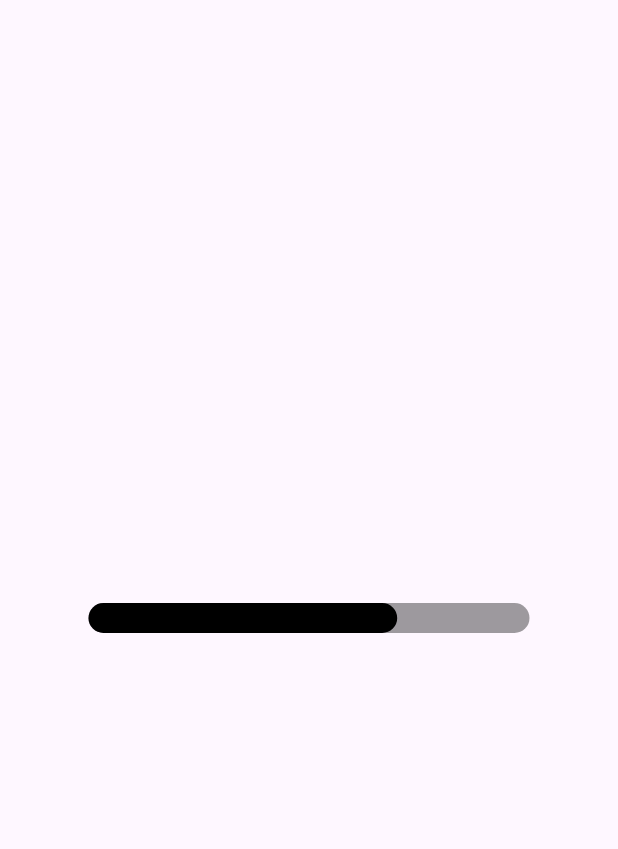
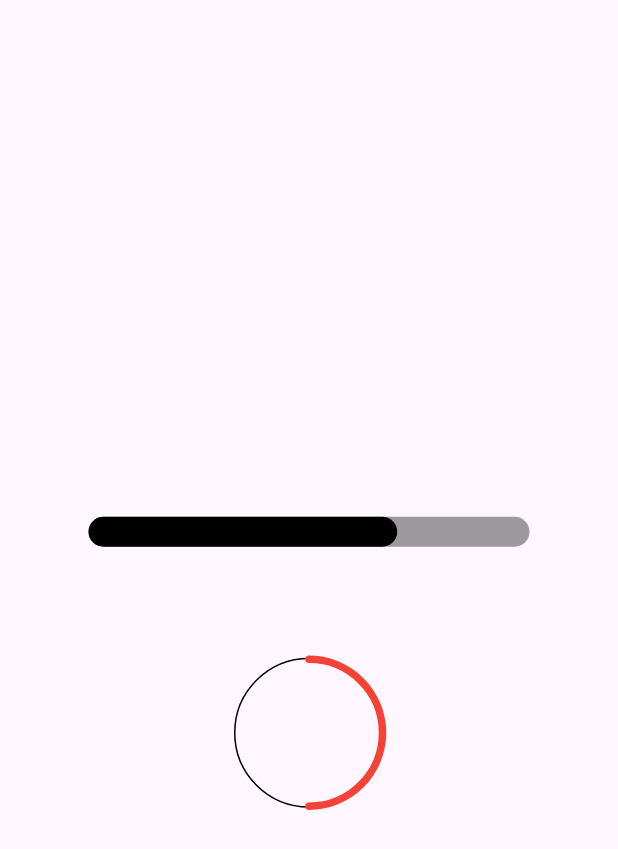
Before and after one commit to NicosNicolaou16/percentages_with_animation, a Flutter app: the screen it shows after launch, on a phone screen of 412 x 824 dp. Shown: the top 849 px of the screen. Run offline on Flutter 3.47's test engine with Material 3 defaults, Android fonts, the phone set to English and light mode, and no system bars.

Commit message:
circle percentage

```diff
--- a/example/lib/main.dart
+++ b/example/lib/main.dart
@@ -54,6 +54,16 @@ class _MyHomePageState extends State<MyHomePage> {
               ),
             ),
           ),
+          const SizedBox(
+            height: 15,
+          ),
+          const CircularPercentage(
+            currentPercentage: 50,
+            maxPercentage: 100,
+            height: 50,
+            heightPercentage: 50,
+            duration: 2000,
+          )
         ],
       ),
     );
--- a/lib/percentages_with_animation.dart
+++ b/lib/percentages_with_animation.dart
@@ -1,4 +1,5 @@
 library percentages_with_animation;
 
 export 'src/linear_percentage.dart';
+export 'src/circlular_percentage.dart';
 export 'src/enums/left_right_text.dart';
--- a/lib/src/circlular_percentage.dart
+++ b/lib/src/circlular_percentage.dart
@@ -0,0 +1,55 @@
+import 'package:flutter/material.dart';
+
+import 'package:percentages_with_animation/src/custom_widgets/border_painter.dart';
+
+class CircularPercentage extends StatefulWidget {
+  final double currentPercentage;
+  final double maxPercentage;
+  final double height;
+  final double heightPercentage;
+  final int? duration;
+
+  const CircularPercentage({
+    super.key,
+    required this.currentPercentage,
+    required this.maxPercentage,
+    required this.height,
+    required this.heightPercentage,
+    this.duration,
+  });
+
+  @override
+  State<CircularPercentage> createState() => _CircularPercentageState();
+}
+
+class _CircularPercentageState extends State<CircularPercentage> {
+  final int _delay = 1000;
+
+  @override
+  Widget build(BuildContext context) {
+    return TweenAnimationBuilder(
+      duration: Duration(milliseconds: widget.duration ?? _delay),
+      curve: Curves.easeIn,
+      tween: Tween<double>(
+        begin: 0,
+        end: widget.currentPercentage / widget.maxPercentage,
+      ),
+      builder: (context, value, _) {
+        return Container(
+          width: 100,
+          height: 100,
+          decoration: BoxDecoration(
+            shape: BoxShape.circle,
+            color: Colors.transparent,
+            border: Border.all(
+              width: 1,
+            ),
+          ),
+          child: CustomPaint(
+            painter: BorderPainter(currentState: value),
+          ),
+        );
+      },
+    );
+  }
+}
--- /dev/null
+++ b/lib/src/custom_widgets/border_painter.dart
@@ -0,0 +1,31 @@
+import 'dart:math';
+
+import 'package:flutter/material.dart';
+
+class BorderPainter extends CustomPainter {
+  final double currentState;
+
+  BorderPainter({required this.currentState});
+
+  @override
+  void paint(Canvas canvas, Size size) {
+    double strokeWidth = 5;
+    Rect rect = const Offset(0, 0) & Size(size.width, size.height);
+
+    var paint = Paint()
+      ..color = Colors.red
+      ..strokeWidth = strokeWidth
+      ..strokeCap = StrokeCap.round
+      ..style = PaintingStyle.stroke;
+
+    double startAngle = -pi / 2;
+    double sweepAmount = currentState * 2 * pi;
+
+    canvas.drawArc(rect, startAngle, sweepAmount, false, paint);
+  }
+
+  @override
+  bool shouldRepaint(covariant CustomPainter oldDelegate) {
+    return true;
+  }
+}
--- a/lib/src/linear_percentage.dart
+++ b/lib/src/linear_percentage.dart
@@ -83,8 +83,7 @@ class _LinearPercentageState extends State<LinearPercentage> {
                     decoration: widget.backgroundDecoration,
                   ),
                   TweenAnimationBuilder(
-                      duration:
-                          Duration(milliseconds: widget.duration ?? _delay),
+                    duration: Duration(milliseconds: widget.duration ?? _delay),
                     curve: Curves.easeInOut,
                     tween: Tween<double>(
                       begin: 0,
@@ -114,6 +113,7 @@ class _LinearPercentageState extends State<LinearPercentage> {
             ],
           ],
         );
-        });
+      },
+    );
   }
 }
--- a/pubspec.yaml
+++ b/pubspec.yaml
@@ -1,7 +1,7 @@
 name: percentages_with_animation
 description: "A new Flutter project."
 version: 0.0.1
-homepage:
+homepage: "https://github.com/NicosNicolaou16/percentages_with_animation"
 
 environment:
   sdk: '>=3.4.0 <4.0.0'
```
Also changed, not shown: 1 other file. Lines whose indentation alone changed are shown as unchanged.
